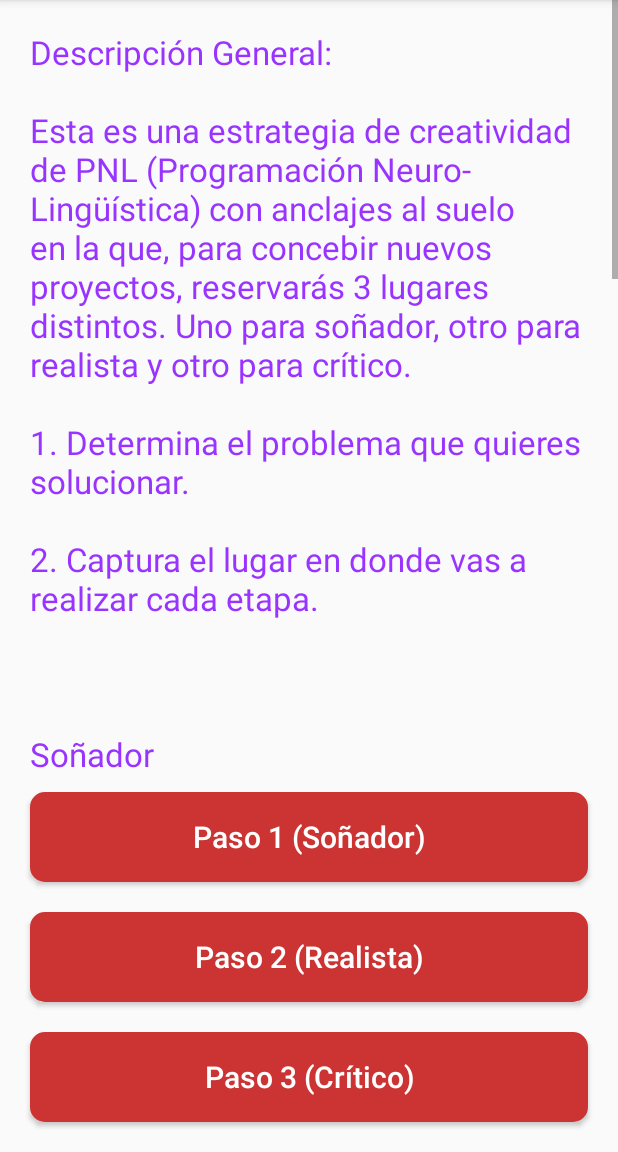
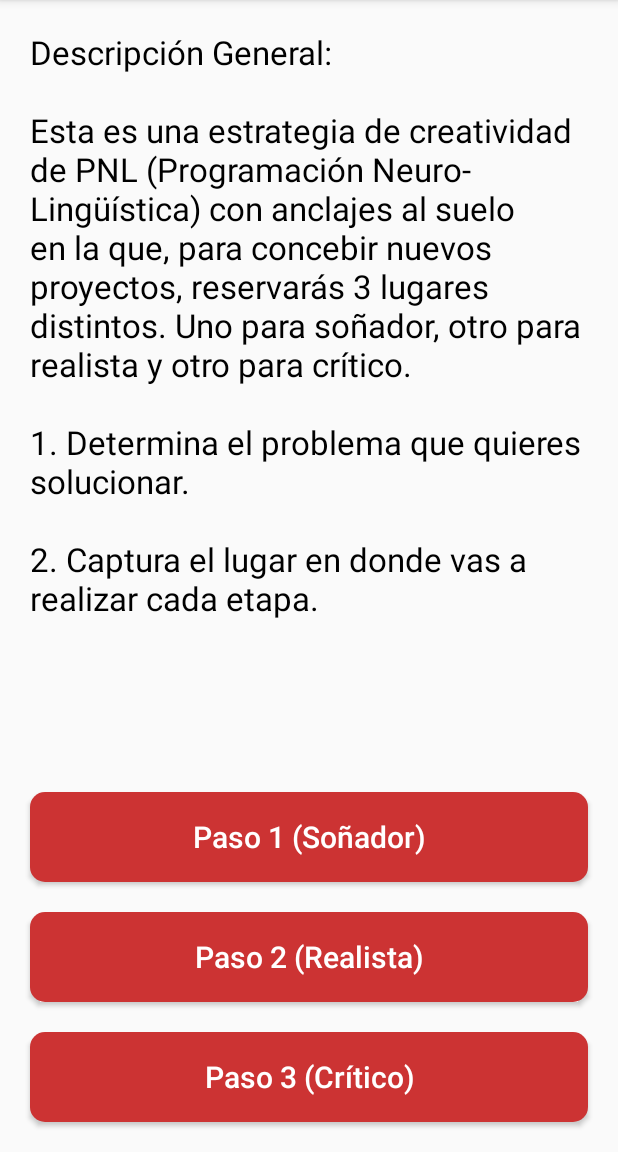
Before and after one commit to KevinhoMorales/AnclaideasJava, an Android app: the Description screen opened directly, with no data from a screen before it, on a phone screen of 412 x 824 dp, the part 84-1236 px from its top. Run offline under Robolectric (Android 15) with nearby library versions, the phone set to English and light mode, and no system bars.

Commit message:
Minor fixes and improvements

```diff
--- a/app/src/main/res/layout/activity_critical.xml
+++ b/app/src/main/res/layout/activity_critical.xml
@@ -26,7 +26,7 @@
                 android:layout_marginLeft="20dp"
                 android:layout_marginTop="20dp"
                 android:layout_marginRight="20dp"
-                android:src="@drawable/espe"
+                android:src="@drawable/critico"
                 app:layout_constraintEnd_toEndOf="parent"
                 app:layout_constraintStart_toStartOf="parent"
                 app:layout_constraintTop_toTopOf="parent" />
--- a/app/src/main/res/layout/activity_description.xml
+++ b/app/src/main/res/layout/activity_description.xml
@@ -23,7 +23,7 @@
                 android:layout_height="wrap_content"
                 android:padding="20dp"
                 android:text="@string/description"
-                android:textColor="@color/colorAccent"
+                android:textColor="#000000"
                 android:textSize="22dp"
                 app:layout_constraintBottom_toBottomOf="parent"
                 app:layout_constraintEnd_toEndOf="parent"
--- a/app/src/main/res/layout/activity_dreamer.xml
+++ b/app/src/main/res/layout/activity_dreamer.xml
@@ -26,7 +26,7 @@
                 android:layout_marginLeft="20dp"
                 android:layout_marginTop="20dp"
                 android:layout_marginRight="20dp"
-                android:src="@drawable/espe"
+                android:src="@drawable/sonador"
                 app:layout_constraintEnd_toEndOf="parent"
                 app:layout_constraintStart_toStartOf="parent"
                 app:layout_constraintTop_toTopOf="parent" />
--- a/app/src/main/res/layout/activity_realistic.xml
+++ b/app/src/main/res/layout/activity_realistic.xml
@@ -26,7 +26,7 @@
                 android:layout_marginLeft="20dp"
                 android:layout_marginTop="20dp"
                 android:layout_marginRight="20dp"
-                android:src="@drawable/espe"
+                android:src="@drawable/realista"
                 app:layout_constraintEnd_toEndOf="parent"
                 app:layout_constraintStart_toStartOf="parent"
                 app:layout_constraintTop_toTopOf="parent" />
--- a/app/src/main/res/values/strings.xml
+++ b/app/src/main/res/values/strings.xml
@@ -4,7 +4,7 @@
     <string name="step1">Paso 1 (Soñador)</string>
     <string name="step2">Paso 2 (Realista)</string>
     <string name="step3">Paso 3 (Crítico)</string>
-    <string name="description">Descripción General:\n\nEsta es una estrategia de creatividad de PNL (Programación Neuro- Lingüística) con anclajes al suelo en la que, para concebir nuevos proyectos, reservarás 3 lugares distintos. Uno para soñador, otro para realista y otro para crítico.\n\n1. Determina el problema que quieres solucionar.\n\n2. Captura el lugar en donde vas a realizar cada etapa.\n\n\n\nSoñador\n\n1. Recuerda un momento en tu vida, de mucha creatividad, las sensaciones, el lugar, Transpórtate a ese momento.\n\n2. Elige un lugar especial.\n\n3. Y que lluevan las ideas.\n\n\nRealista\n\n1. Recuerda un momento tuyo o de alguien más, en el cual reflexionaste cómo llevar a cabo un plan. El lugar, las sensaciones, emociones.\n\n2. Elige el lugar para ello.\n\n3. Anota tus reflexiones.\n\n\nCrítico\n\n1. Recuerda un momento en el que criticaste duramente, juzgaste, evaluaste una idea o un proyecto. Sus sensaciones, emociones, lugar.\n\n2. Elige un lugar específico.\n\n3. Anota las críticas y puntos débiles de los pasos anteriores.\n\n\nVUELVE AL INICIO</string>
+    <string name="description">Descripción General:\n\nEsta es una estrategia de creatividad de PNL (Programación Neuro- Lingüística) con anclajes al suelo en la que, para concebir nuevos proyectos, reservarás 3 lugares distintos. Uno para soñador, otro para realista y otro para crítico.\n\n1. Determina el problema que quieres solucionar.\n\n2. Captura el lugar en donde vas a realizar cada etapa.</string>
     <string name="save">Guardar</string>
     <string name="dreamerDescription">Ingrese una descripción para soñador</string>
     <string name="realisticDescription">Ingrese una descripción para realista</string>
```
Also changed, not shown: app/src/main/res/drawable/critico.png (added), app/src/main/res/drawable/realista.png (added), app/src/main/res/drawable/sonador.png (added), 2 other files.
